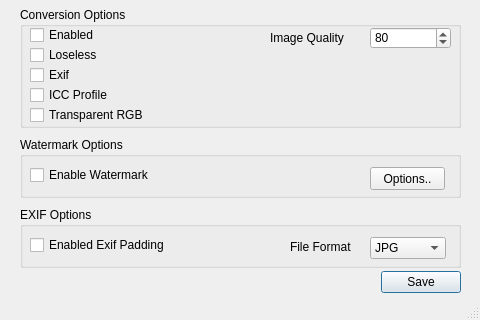
The window that WebPConverterGUI.ui (C4NU/Paddie) describes before a commit, drawn with Qt 5; both pictures show x 0 to 480 and y 452 to 772 of the 480 by 772 pixel window.
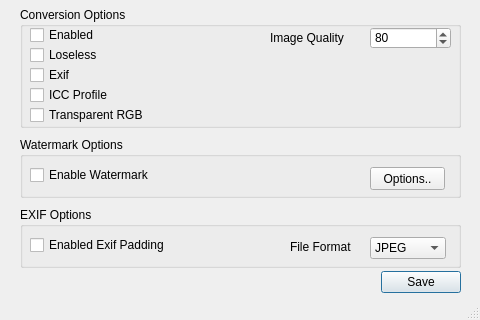
The same window after the commit. Icons and pictures are not drawn.

```diff
--- a/WebPConverterGUI.ui
+++ b/WebPConverterGUI.ui
@@ -256,7 +256,7 @@
      </property>
      <item>
       <property name="text">
-       <string>JPG</string>
+       <string>JPEG</string>
       </property>
      </item>
      <item>
```
